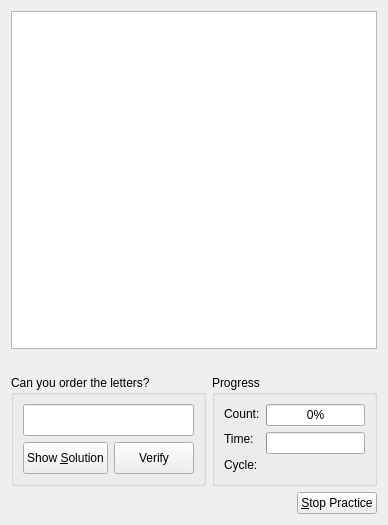
Qt form src/practice/imagepracticedlg.ui (KDE/parley) before a commit.
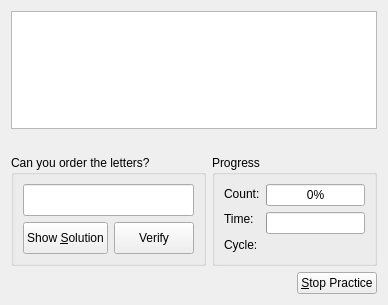
The same form after that commit. Icons and pictures are not drawn. Custom widgets are drawn as their Qt base class.

Commit message: less min height for the graphics view and more distance to borders for mixed letters

Patch:
```diff
--- a/src/practice/imagepracticedlg.ui
+++ b/src/practice/imagepracticedlg.ui
@@ -6,7 +6,7 @@
     <x>0</x>
     <y>0</y>
     <width>388</width>
-    <height>525</height>
+    <height>305</height>
    </rect>
   </property>
   <property name="windowTitle" >
@@ -24,7 +24,7 @@
      <property name="minimumSize" >
       <size>
        <width>300</width>
-       <height>300</height>
+       <height>80</height>
       </size>
      </property>
     </widget>
```
The commit also changes 1 other file.
